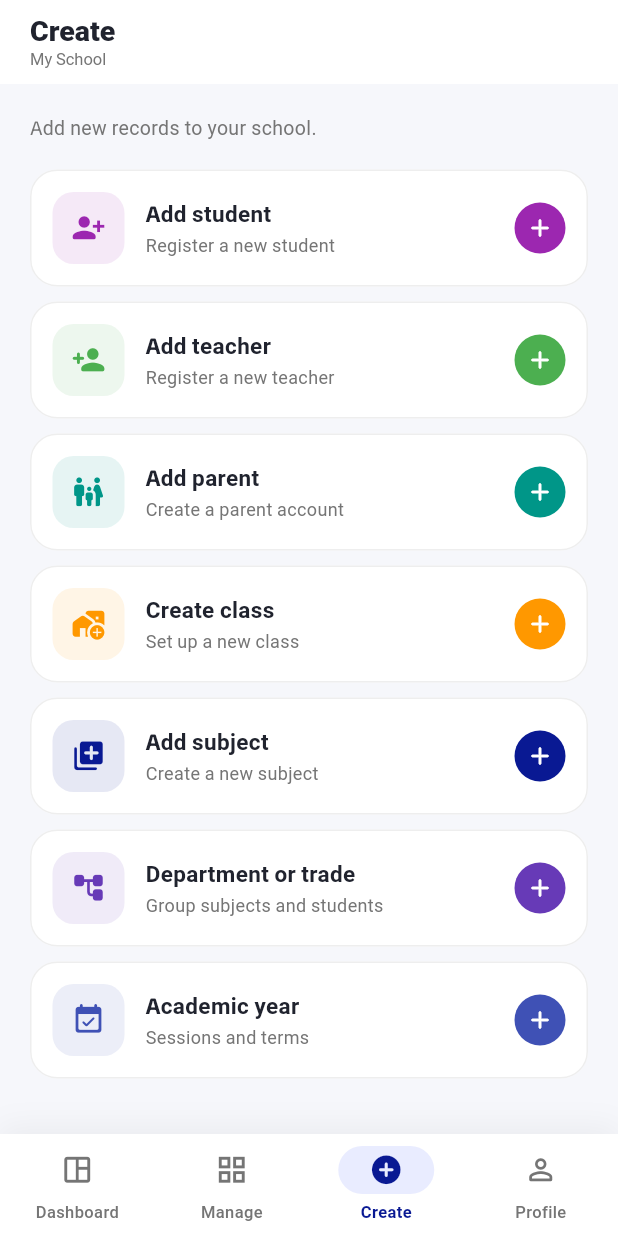
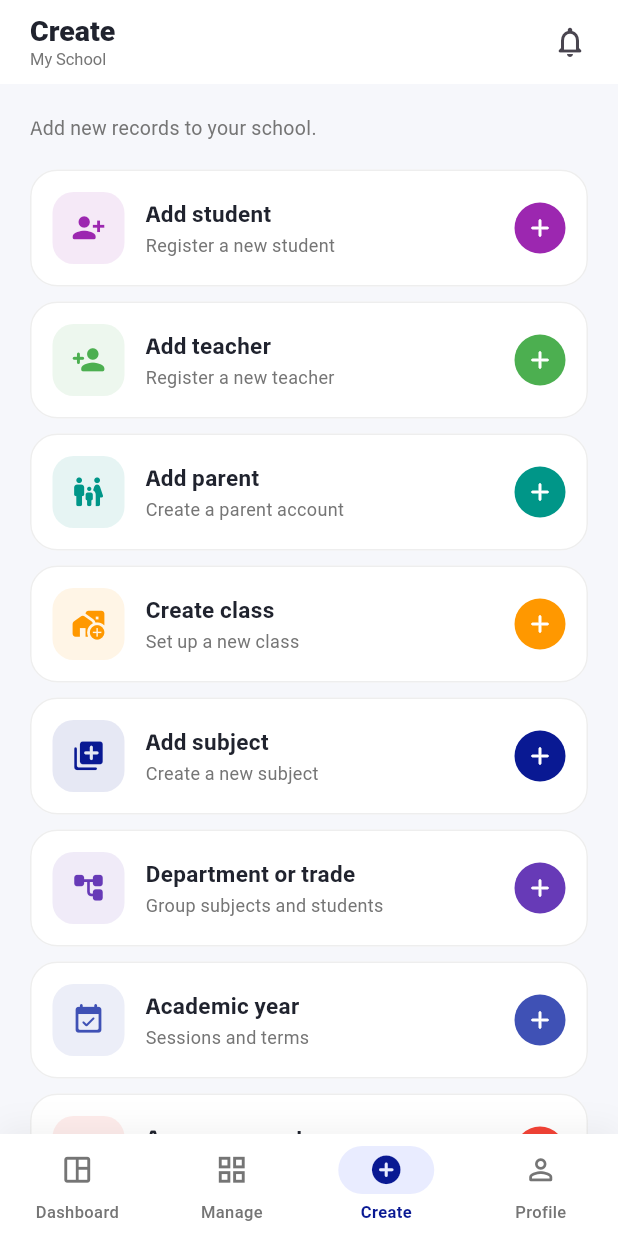
Before and after one commit to dosatop/SchoolManagementApp, a Flutter app: the AdminDashboardPage screen opened directly with empty values, item 3 of the bottom bar chosen, on a phone screen of 412 x 824 dp. Run offline on Flutter 3.47's test engine with Material 3 defaults, Android fonts, the phone set to English and light mode, and no system bars; our stand-ins replace dio, file_picker, firebase_core, firebase_messaging, flutter_custom_clippers, flutter_riverpod and 7 more; accounts and stored records are empty; Roboto replaces fonts that are missing (Exo).

Commit message:
Feat/Announcements Notifications fix on logout

```diff
--- a/lib/features/admin/presentation/admin_dashboard_page.dart
+++ b/lib/features/admin/presentation/admin_dashboard_page.dart
@@ -1,5 +1,6 @@
 import 'package:app/core/Widgets/NavBar/adaptive_nav_bar.dart';
 import 'package:app/features/admin/providers/admin_provider.dart';
+import 'package:app/features/announcements/presentation/widgets/announcement_widgets.dart';
 import 'package:app/features/auth/provider/auth_provider.dart';
 import 'package:app/features/students/presentation/widgets/student_common.dart';
 import 'package:flutter/cupertino.dart' show CupertinoIcons;
@@ -213,6 +214,7 @@ class _AdminDashboardPageState extends ConsumerState<AdminDashboardPage> {
           ),
         ],
       ),
+      actions: const [AnnouncementBell(), SizedBox(width: 8)],
     );
   }
 
@@ -870,6 +872,13 @@ class _AdminDashboardPageState extends ConsumerState<AdminDashboardPage> {
       Colors.indigo,
       '/admin/$schoolId/academic-sessions',
     ),
+    _Action(
+      Icons.campaign_rounded,
+      'Announcement',
+      'Notify students, parents or staff',
+      Colors.red,
+      '/announcements/compose',
+    ),
   ];
 
   Widget _quickCreateRow() {
@@ -1061,16 +1070,18 @@ class _AdminDashboardPageState extends ConsumerState<AdminDashboardPage> {
         Colors.indigo,
         '/admin/$schoolId/academic-sessions',
       ),
+      _Action(
+        Icons.campaign_rounded,
+        'Announcements',
+        'Posts and notifications',
+        Colors.red,
+        '/announcements',
+      ),
     ];
 
     return ListView(
       physics: const BouncingScrollPhysics(),
-      padding: EdgeInsets.fromLTRB(
-        20,
-        20,
-        20,
-        32 + glassBottomInset(context),
-      ),
+      padding: EdgeInsets.fromLTRB(20, 20, 20, 32 + glassBottomInset(context)),
       children: [
         Text(
           'Everything in ${schoolName == 'My School' ? 'your school' : schoolName}, in one place.',
@@ -1157,12 +1168,7 @@ class _AdminDashboardPageState extends ConsumerState<AdminDashboardPage> {
 
     return ListView(
       physics: const BouncingScrollPhysics(),
-      padding: EdgeInsets.fromLTRB(
-        20,
-        20,
-        20,
-        32 + glassBottomInset(context),
-      ),
+      padding: EdgeInsets.fromLTRB(20, 20, 20, 32 + glassBottomInset(context)),
       children: [
         Text(
           'Add new records to your school.',
@@ -1257,12 +1263,7 @@ class _AdminDashboardPageState extends ConsumerState<AdminDashboardPage> {
 
     return ListView(
       physics: const BouncingScrollPhysics(),
-      padding: EdgeInsets.fromLTRB(
-        20,
-        20,
-        20,
-        32 + glassBottomInset(context),
-      ),
+      padding: EdgeInsets.fromLTRB(20, 20, 20, 32 + glassBottomInset(context)),
       children: [
         // Header card
         Container(
```
Also changed, not shown: lib/core/notifications/push_notifications.dart (+22 -12 lines), lib/features/auth/provider/auth_provider.dart (+12 -2 lines).
